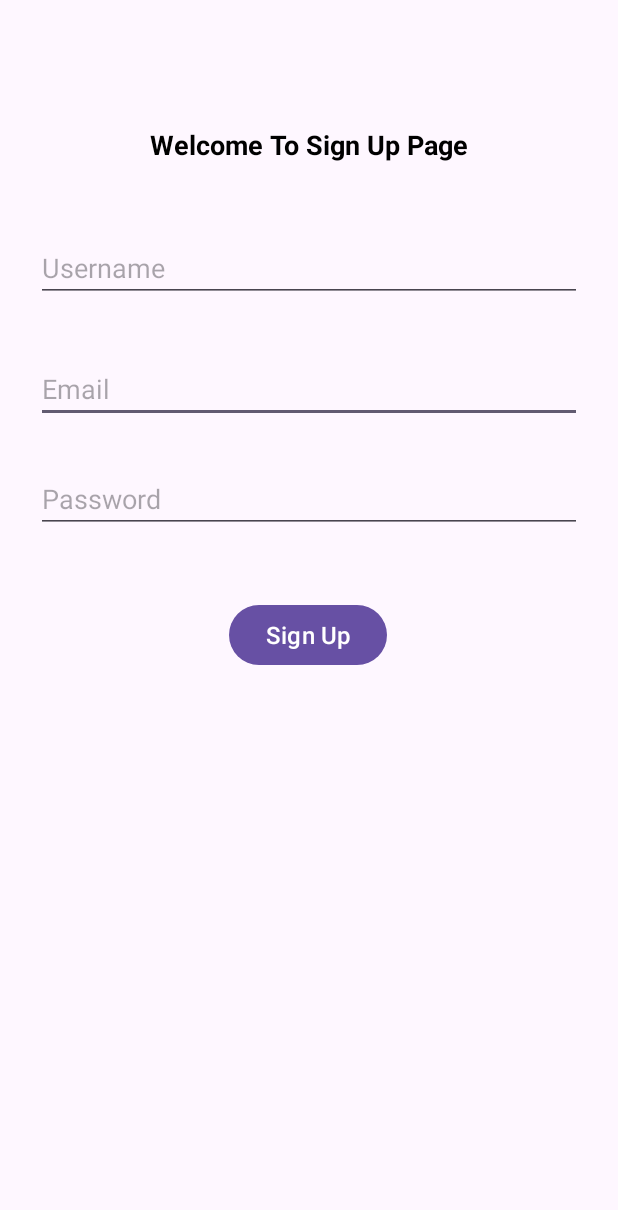
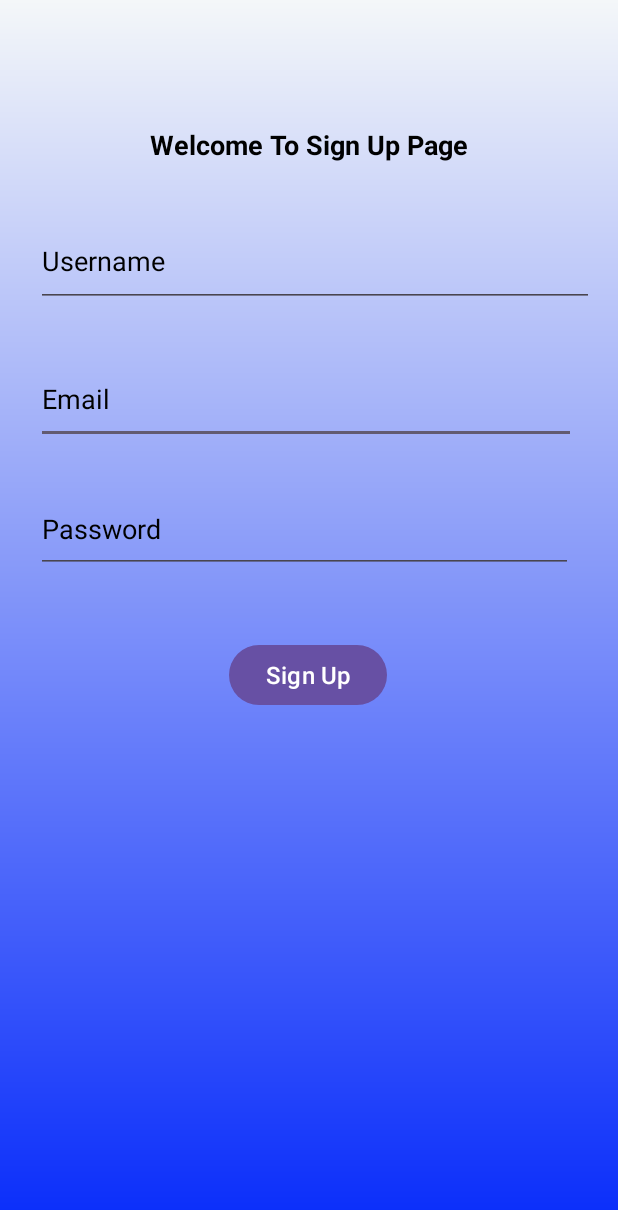
Before and after one commit to abhinandan-verma/JournalApp, an Android app: the SignupActivity screen opened directly, with no data from a screen before it, on a phone screen of 412 x 824 dp. Shown: the top 1210 px of the screen. Run offline under Robolectric (Android 15) with nearby library versions, the phone set to English and light mode, and no system bars; our stand-ins replace Firebase (no records; nobody signed in at launch, a user with empty details on screens opened directly).

```diff
--- a/app/src/main/java/com/example/journalapp/SignupActivity.java
+++ b/app/src/main/java/com/example/journalapp/SignupActivity.java
@@ -1,7 +1,4 @@
 package com.example.journalapp;
-
-import androidx.annotation.NonNull;
-import androidx.appcompat.app.AppCompatActivity;
 
 import android.content.Intent;
 import android.os.Bundle;
@@ -10,6 +7,9 @@ import android.view.View;
 import android.widget.Button;
 import android.widget.EditText;
 import android.widget.Toast;
+
+import androidx.annotation.NonNull;
+import androidx.appcompat.app.AppCompatActivity;
 
 import com.google.android.gms.tasks.OnCompleteListener;
 import com.google.android.gms.tasks.OnFailureListener;
@@ -46,6 +46,11 @@ public class SignupActivity extends AppCompatActivity {
     protected void onCreate(Bundle savedInstanceState) {
         super.onCreate(savedInstanceState);
         setContentView(R.layout.activity_signup);
+
+        //Firebase Auth
+        firebaseAuth = FirebaseAuth.getInstance();
+
+        //Firebase Auth require Google Account to  on the device to run successfully
 
         password_create = findViewById(R.id.passwordCreate);
         email_create = findViewById(R.id.emailCreate);
--- a/app/src/main/res/drawable/gradient_main.xml
+++ b/app/src/main/res/drawable/gradient_main.xml
@@ -4,8 +4,8 @@
     xmlns:android="http://schemas.android.com/apk/res/android"
    >
     <gradient
-        android:startColor="#04B0FA"
-        android:endColor="#7AF98D"
+        android:endColor="#072BFA"
+        android:startColor="#F4F7F9"
         android:angle="270"
         android:type="linear"/>
 
--- a/app/src/main/res/layout/activity_signup.xml
+++ b/app/src/main/res/layout/activity_signup.xml
@@ -4,6 +4,7 @@
     xmlns:tools="http://schemas.android.com/tools"
     android:layout_width="match_parent"
     android:layout_height="match_parent"
+    android:background="@drawable/gradient_main"
     tools:context=".SignupActivity">
 
     <TextView
@@ -21,12 +22,13 @@
 
     <EditText
         android:id="@+id/emailCreate"
-        android:layout_width="match_parent"
-        android:layout_height="wrap_content"
+        android:layout_width="360dp"
+        android:layout_height="59dp"
         android:layout_marginStart="24sp"
         android:layout_marginTop="128dp"
         android:layout_marginEnd="24sp"
         android:hint="@string/email"
+        android:textColorHint="@color/black"
         android:textSize="18sp"
         app:layout_constraintEnd_toEndOf="parent"
         app:layout_constraintHorizontal_bias="0.0"
@@ -35,14 +37,15 @@
 
     <EditText
         android:id="@+id/passwordCreate"
-        android:layout_width="match_parent"
-        android:layout_height="wrap_content"
+        android:layout_width="358dp"
+        android:layout_height="58dp"
+        android:layout_marginStart="24sp"
         android:layout_marginTop="28dp"
+        android:layout_marginEnd="24sp"
         android:hint="Password"
+        android:textColorHint="@color/black"
         android:inputType="textPassword"
         android:textSize="18sp"
-        android:layout_marginStart="24sp"
-        android:layout_marginEnd="24sp"
         app:layout_constraintEnd_toEndOf="parent"
         app:layout_constraintHorizontal_bias="0.0"
         app:layout_constraintStart_toStartOf="parent"
@@ -51,11 +54,12 @@
 
     <EditText
         android:id="@+id/userName_create"
-        android:layout_width="match_parent"
-        android:layout_height="wrap_content"
+        android:layout_width="372dp"
+        android:layout_height="61dp"
         android:layout_marginStart="24sp"
         android:layout_marginEnd="24sp"
         android:hint="Username"
+        android:textColorHint="@color/black"
         app:layout_constraintBottom_toTopOf="@+id/emailCreate"
         app:layout_constraintEnd_toEndOf="parent"
         app:layout_constraintHorizontal_bias="0.0"
--- a/app/src/main/res/values/strings.xml
+++ b/app/src/main/res/values/strings.xml
@@ -1,4 +1,7 @@
 <resources>
     <string name="app_name">JournalApp</string>
     <string name="email">Email</string>
+    <string name="create_account">Create Account</string>
+    <string name="welcome_to_journal_app">Welcome To Journal App</string>
+    <string name="log_in">Log In</string>
 </resources>
```
Also changed, not shown: app/src/main/java/util/JournalUser.java (added, +29 -0 lines), app/src/main/res/layout/activity_main.xml (+16 -17 lines), app/src/main/res/drawable/gradient4.png (added), 1 other file.
